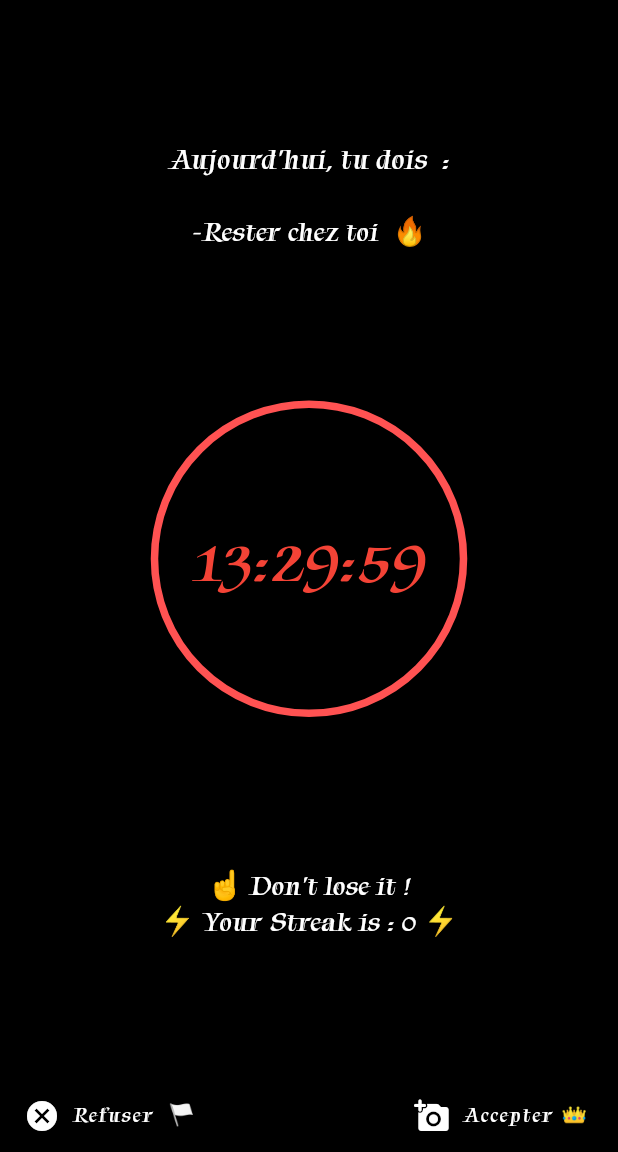
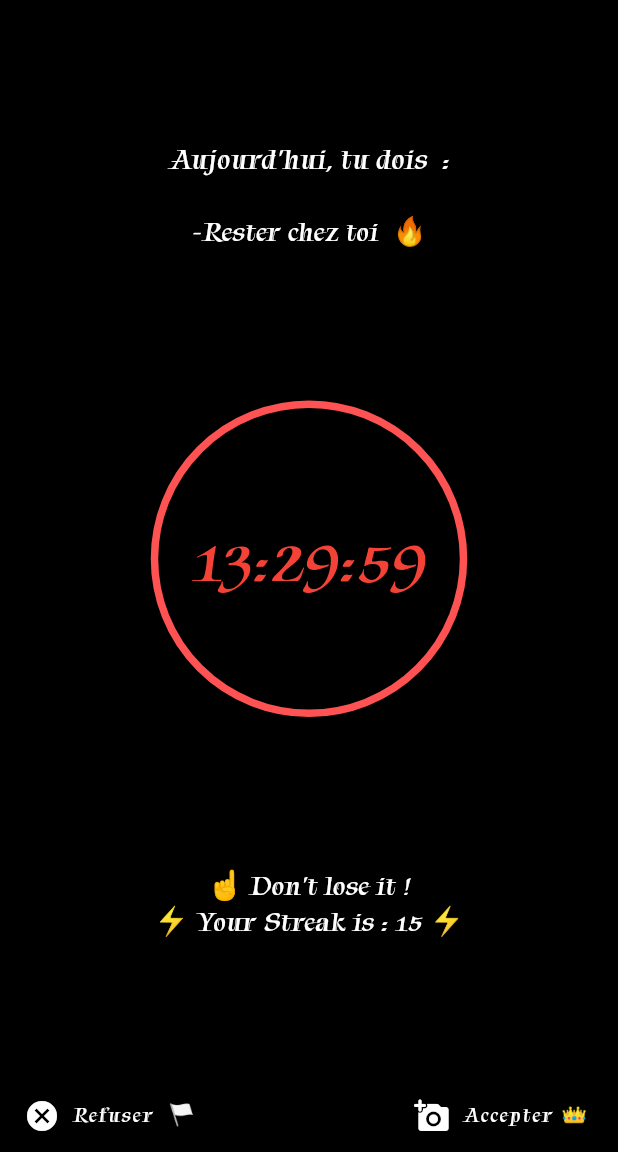
Before and after one commit to tariqanas/LE_PACTE, a Flutter app: the screen it shows after launch, on a phone screen of 412 x 824 dp, the part 84-1236 px from its top. Run offline on Flutter 3.47's test engine with Material 2 defaults, Android fonts, the phone set to English and light mode, and no system bars; drawn by our look-alikes of circular_countdown_timer; our stand-ins replace audioplayers, camera, fluttertoast.

Commit message:
GlobalVars

```diff
--- a/lib/globalvars/globalvars.dart
+++ b/lib/globalvars/globalvars.dart
@@ -3,5 +3,12 @@ import 'package:eachday/utils/eachdayutils.dart';
 class GlobalVars {
   static int timeLeft = 86400;
   static String todayOrder = '';
-  static var todaysDate =  DateTime.now();
+  static var todaysDate = DateTime.now();
+  static String weakMessage = 'You are Weak 👹';
+  static int streak = 15;
+  static bool playerAccepted = false;
+  static bool playerRefused = false;
+  static String looserMessage =
+      'Loser ! Your Streak is going back to 0. \n see you tomorrow chicken. 🐔';
+      /*static CounterToZero ;  */
 }
--- a/lib/homescreen.dart
+++ b/lib/homescreen.dart
@@ -20,12 +20,6 @@ class HomeScreen extends StatefulWidget {
 }
 
 class _MyHomeScreenState extends State<HomeScreen> {
-  static const String _weakMessage = 'You are Weak 👹';
-  int streak = 0;
-  bool playerAccepted = false;
-  bool playerRefused = false;
-  String looserMessage =
-      'Loser ! Your Streak is going back to 0. \n see you tomorrow chicken. 🐔';
   Timer? timer;
   final CountDownController _countDownController = CountDownController();
 
@@ -45,7 +39,7 @@ class _MyHomeScreenState extends State<HomeScreen> {
   }
 
   Future<String> fetchOrder() async {
-    if (GlobalVars.todayOrder == '' && !playerRefused) {
+    if (GlobalVars.todayOrder == '' && !GlobalVars.playerRefused) {
       return GlobalVars.todayOrder =
           await const GetTodayOrderService().getTodayOrder();
     }
@@ -87,23 +81,23 @@ class _MyHomeScreenState extends State<HomeScreen> {
         child: Column(
           mainAxisAlignment: MainAxisAlignment.center,
           children: <Widget>[
-            if (playerRefused)
-              const Text(_weakMessage,
-                  style: TextStyle(
+            if (GlobalVars.playerRefused)
+              Text(GlobalVars.weakMessage,
+                  style: const TextStyle(
                       color: Colors.red,
                       fontSize: 40,
                       fontWeight: FontWeight.bold)),
-            if (!playerRefused)
+            if (!GlobalVars.playerRefused)
               const Text("Aujourd'hui, tu dois  :",
                   style: TextStyle(color: Colors.white, fontSize: 20)),
-            if (!playerRefused)
+            if (!GlobalVars.playerRefused)
               Text(
                   GlobalVars.todayOrder == ''
                       ? '⌛.👹.⌛ '
                       : GlobalVars.todayOrder + ' 🔥',
                   softWrap: false,
                   style: const TextStyle(color: Colors.white, fontSize: 19)),
-            if (!playerRefused)
+            if (!GlobalVars.playerRefused)
               CircularCountDownTimer(
                   width: MediaQuery.of(context).size.width / 2,
                   height: MediaQuery.of(context).size.height / 2,
@@ -124,15 +118,15 @@ class _MyHomeScreenState extends State<HomeScreen> {
                   duration: GlobalVars.timeLeft,
                   fillColor: Colors.red,
                   ringColor: Colors.redAccent),
-            if (!playerRefused)
+            if (!GlobalVars.playerRefused)
               const Text('☝ Don\'t lose it !',
                   softWrap: false,
                   style: TextStyle(color: Colors.white, fontSize: 19)),
-            if (playerRefused)
-              Text(looserMessage,
+            if (GlobalVars.playerRefused)
+              Text(GlobalVars.looserMessage,
                   softWrap: false,
                   style: const TextStyle(color: Colors.white, fontSize: 19)),
-            Text('⚡ Your Streak is : ' + streak.toString() + ' ⚡',
+            Text('⚡ Your Streak is : ' + GlobalVars.streak.toString() + ' ⚡',
                 softWrap: false,
                 style: const TextStyle(color: Colors.white, fontSize: 19)),
           ],
@@ -142,7 +136,7 @@ class _MyHomeScreenState extends State<HomeScreen> {
       bottomNavigationBar: Row(
         mainAxisAlignment: MainAxisAlignment.spaceBetween,
         children: [
-          if (!playerRefused) ...[
+          if (!GlobalVars.playerRefused) ...[
             _rejectButton(
                 title: "refuse", onPressed: () => _refuseTheChallenge()),
             _proofButton(
@@ -156,7 +150,7 @@ class _MyHomeScreenState extends State<HomeScreen> {
   _openAcceptChallenge() async {
     GlobalVars.timeLeft = EachDaysUtils.convertTimeDurationToTimeStamp(
         _countDownController.getTime());
-    playerAccepted = true;
+    GlobalVars.playerAccepted = true;
     await availableCameras().then(
       (value) => Navigator.push(
         context,
@@ -169,8 +163,8 @@ class _MyHomeScreenState extends State<HomeScreen> {
 
   _refuseTheChallenge() {
     setState(() {
-      playerRefused = true;
-      streak = 0;
+      GlobalVars.playerRefused = true;
+      GlobalVars.streak = 0;
       _countDownController.restart();
       EachDaysUtils.stopTicTacSound();
       GlobalVars.todayOrder = '';
@@ -182,4 +176,11 @@ class _MyHomeScreenState extends State<HomeScreen> {
       EachDaysUtils.showEndingToast(false);
     }
   }
+
+/*   _isPlayerEligibleToPlayToday() {
+
+    if (GlobalVars.timeLeft < 0 && TodayWasAlreadSet()) {
+      _refuseTheChallenge();
+    }
+  } */
 }
```
